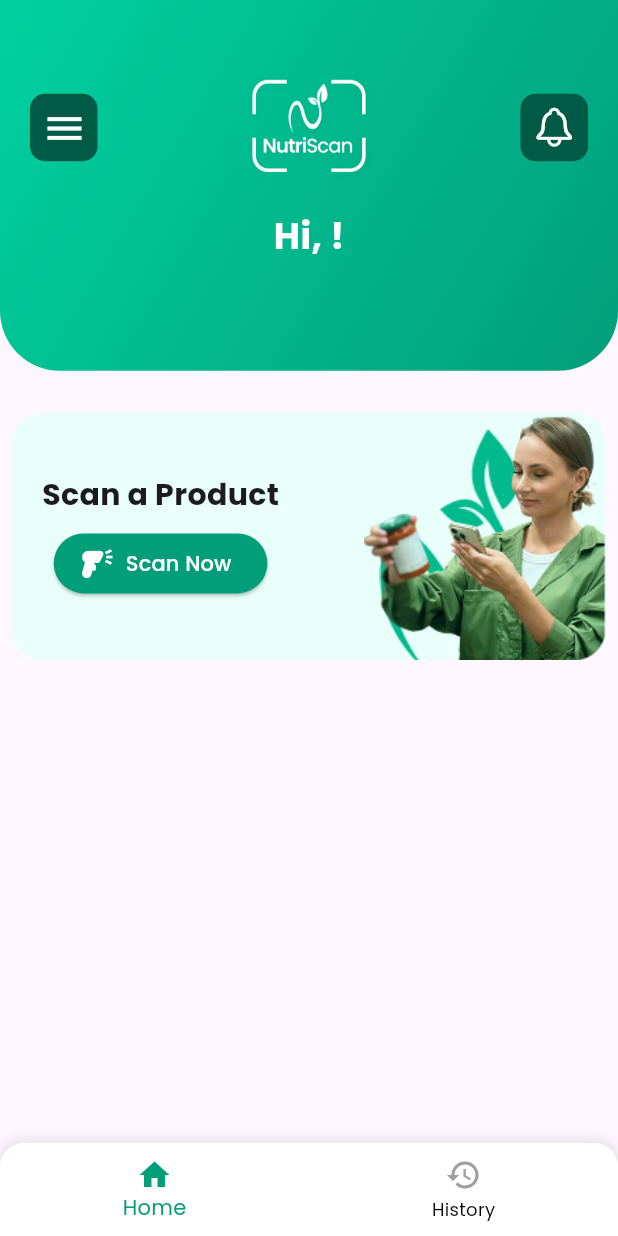
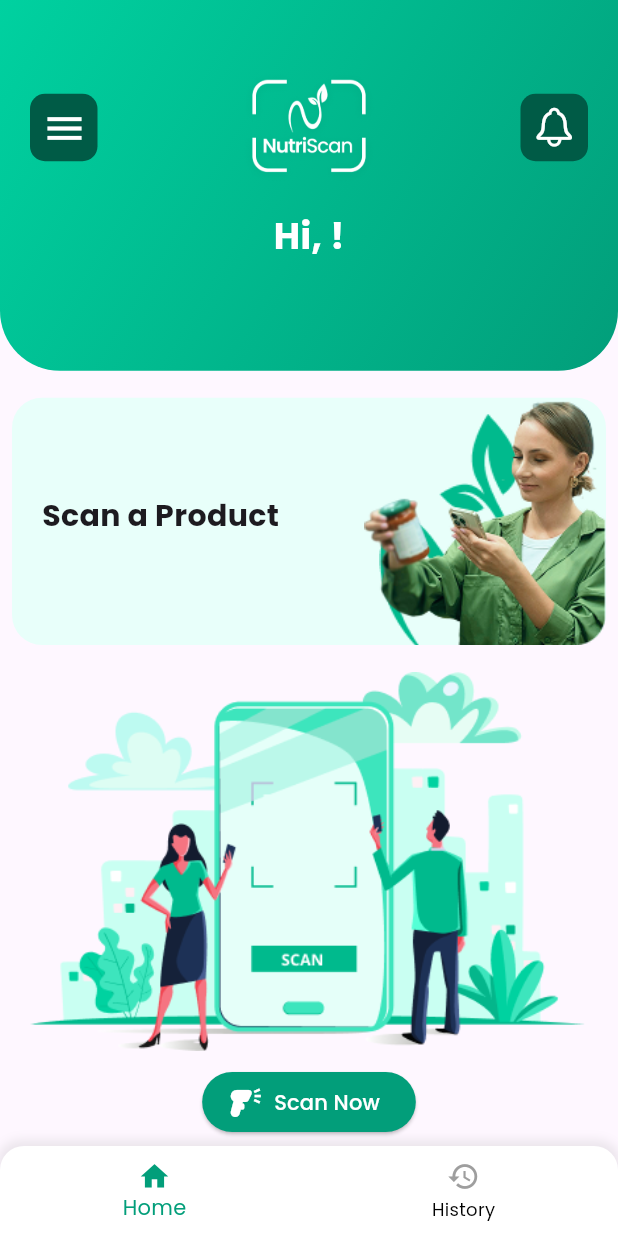
Before and after one commit to shaharyar4t4/NutriScan, a Flutter app: the NavBar screen opened by its route, on a phone screen of 412 x 824 dp. Run offline on Flutter 3.47's test engine with Material 3 defaults, Android fonts, the phone set to English and light mode, and no system bars; our stand-ins replace cloud_firestore, connectivity_plus, firebase_auth, firebase_core, get, google_fonts and 2 more; missing offline and left inert: barcode_scan2, openfoodfacts; accounts and stored records are empty.

Commit message:
update the layout of Home View

```diff
--- a/lib/feacture/barcode/home_screen/view_home_screen.dart
+++ b/lib/feacture/barcode/home_screen/view_home_screen.dart
@@ -107,7 +107,7 @@ class _HomeScreenState extends State<HomeScreen> {
               ),
             ),
           ),
-          const SizedBox(height: 20),
+          const SizedBox(height: 10),
           Padding(
             padding: const EdgeInsets.all(8.0),
             child: Container(
@@ -131,43 +131,6 @@ class _HomeScreenState extends State<HomeScreen> {
                         ),
                       ),
                       const SizedBox(height: 7),
-                      ElevatedButton.icon(
-                        onPressed: () {
-                          BarcodeService.scanBarcode(
-                            context: context,
-                            onBarcodeScanned: (barcode) {
-                              setState(() {
-                                _barcode = barcode;
-                              });
-                            },
-                            onLoading: (isLoading) {
-                              setState(() {
-                                _isLoading = isLoading;
-                              });
-                            },
-                          );
-                        },
-                        icon: Icon(Icons.barcode_reader,
-                            color: Colors.white, size: 24),
-                        label: _isLoading
-                            ? SizedBox(
-                                width: 20,
-                                height: 20,
-                                child: CircularProgressIndicator(
-                                  valueColor: AlwaysStoppedAnimation<Color>(
-                                      Colors.white),
-                                  strokeWidth: 2,
-                                ),
-                              )
-                            : Text("Scan Now"),
-                        style: ElevatedButton.styleFrom(
-                          backgroundColor: bg_down, // green button color
-                          foregroundColor: Colors.white,
-                          shape: RoundedRectangleBorder(
-                            borderRadius: BorderRadius.circular(30),
-                          ),
-                        ),
-                      ),
                       // if (_barcode != null) Text('Last Scanned: $_barcode'),
                     ],
                   ),
@@ -191,6 +154,51 @@ class _HomeScreenState extends State<HomeScreen> {
               ),
             ),
           ),
+          Column(
+            children: [
+              Padding(
+                padding:
+                    const EdgeInsets.symmetric(horizontal: 20, vertical: 10),
+                child: Image.asset("assets/images/home-screen.png"),
+              ),
+              ElevatedButton.icon(
+                onPressed: () {
+                  BarcodeService.scanBarcode(
+                    context: context,
+                    onBarcodeScanned: (barcode) {
+                      setState(() {
+                        _barcode = barcode;
+                      });
+                    },
+                    onLoading: (isLoading) {
+                      setState(() {
+                        _isLoading = isLoading;
+                      });
+                    },
+                  );
+                },
+                icon: Icon(Icons.barcode_reader, color: Colors.white, size: 24),
+                label: _isLoading
+                    ? SizedBox(
+                        width: 20,
+                        height: 20,
+                        child: CircularProgressIndicator(
+                          valueColor:
+                              AlwaysStoppedAnimation<Color>(Colors.white),
+                          strokeWidth: 2,
+                        ),
+                      )
+                    : Text("Scan Now"),
+                style: ElevatedButton.styleFrom(
+                  backgroundColor: bg_down, // green button color
+                  foregroundColor: Colors.white,
+                  shape: RoundedRectangleBorder(
+                    borderRadius: BorderRadius.circular(30),
+                  ),
+                ),
+              ),
+            ],
+          ),
         ],
       ),
       drawer: ProfileScreen(),
--- a/lib/feacture/barcode/product_detial/product_detial_controller.dart
+++ b/lib/feacture/barcode/product_detial/product_detial_controller.dart
@@ -70,7 +70,7 @@ class ProductController extends GetxController {
       };
 
       final response = await http.post(
-        Uri.parse("http://192.168.1.107:8000/predict"),
+        Uri.parse("http://192.168.1.108:8000/predict"),
         headers: {"Content-Type": "application/json"},
         body: jsonEncode(payload),
       );
--- a/lib/feacture/navigation_bar/nav_bar_ui/nav_bar_ui.dart
+++ b/lib/feacture/navigation_bar/nav_bar_ui/nav_bar_ui.dart
@@ -91,7 +91,7 @@ class _NavBarState extends State<NavBar> with SingleTickerProviderStateMixin {
     return BottomNavigationBarItem(
       icon: ScaleTransition(
         scale: controller.animation,
-        child: Icon(icon, size: 24),
+        child: Icon(icon, size: 22),
       ),
       label: label,
       backgroundColor: card_bg,
```
Also changed, not shown: assets/images/home-screen.png (added).
